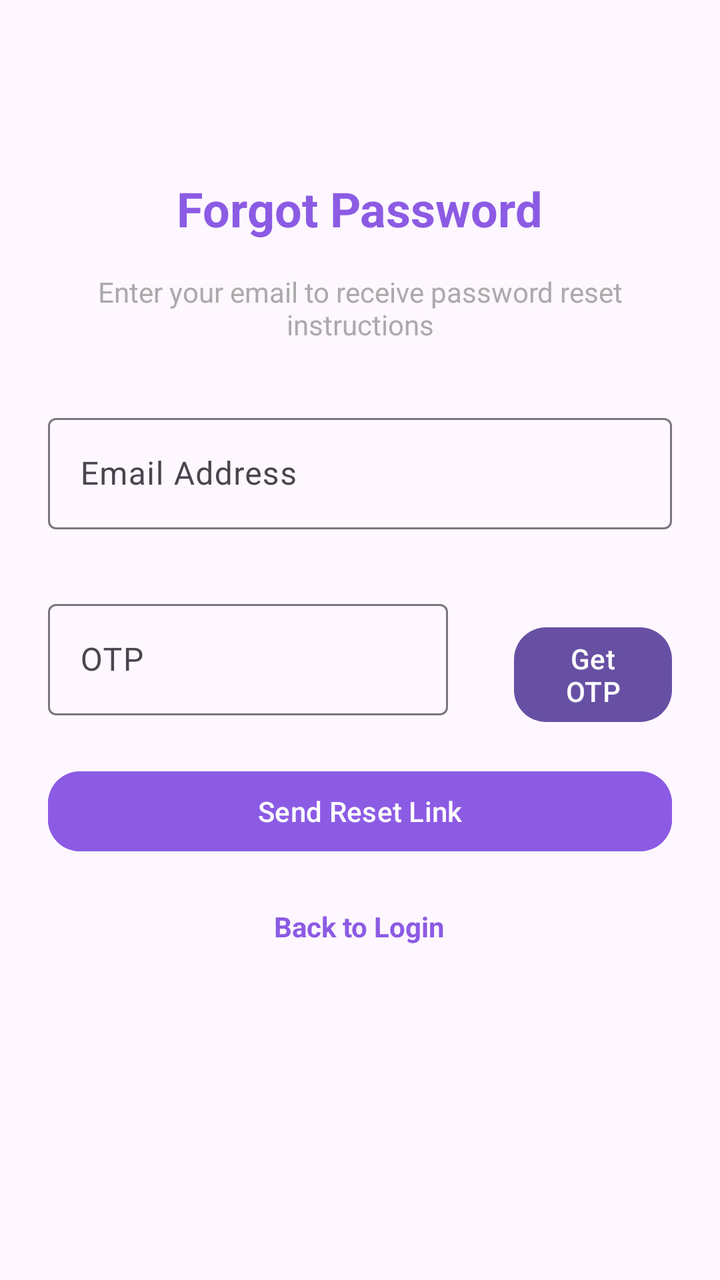
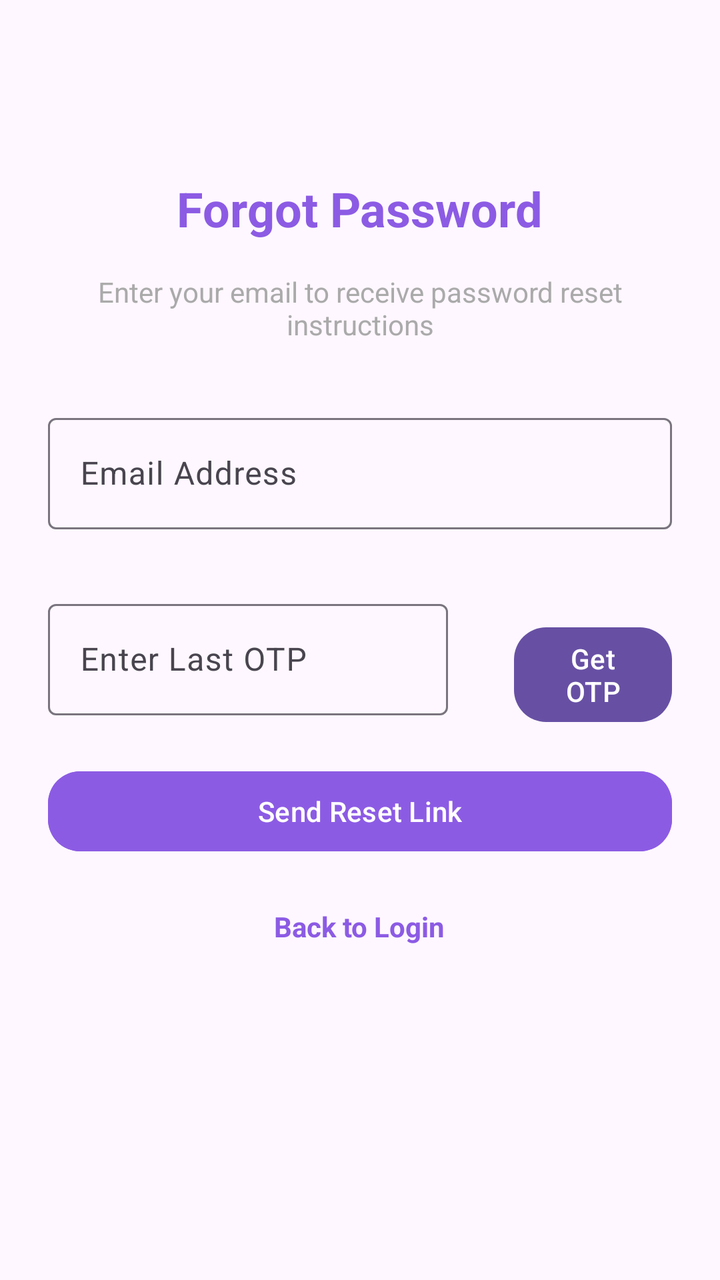

Compare the two renders of this Android layout. The source of the first and the diff that turns it into the second are given below.
<!-- AndroidManifest.xml: application theme Theme.SpringToDo -->
<!-- res/layout/activity_forgot_password.xml -->
<?xml version="1.0" encoding="utf-8"?>
<RelativeLayout
    xmlns:android="http://schemas.android.com/apk/res/android"
    xmlns:app="http://schemas.android.com/apk/res-auto"
    xmlns:tools="http://schemas.android.com/tools"
    android:id="@+id/main"
    android:layout_width="match_parent"
    android:layout_height="match_parent"
    android:padding="24dp"
    tools:context=".ForgotPasswordActivity">

    
    <TextView
        android:id="@+id/tvTitle"
        android:layout_width="wrap_content"
        android:layout_height="wrap_content"
        android:text="Forgot Password"
        android:textSize="24sp"
        android:textStyle="bold"
        android:textColor="#8C5BE4"
        android:layout_centerHorizontal="true"
        android:layout_marginTop="64dp" />

    
    <TextView
        android:id="@+id/tvSubtitle"
        android:layout_width="match_parent"
        android:layout_height="wrap_content"
        android:text="Enter your email to receive password reset instructions"
        android:textColor="@android:color/darker_gray"
        android:textSize="14sp"
        android:gravity="center"
        android:layout_below="@id/tvTitle"
        android:layout_marginTop="16dp" />

    
    <com.google.android.material.textfield.TextInputLayout
        android:id="@+id/emailInputLayout"
        android:layout_width="match_parent"
        android:layout_height="wrap_content"
        android:hint="Email Address"
        android:layout_below="@id/tvSubtitle"
        android:layout_marginTop="32dp">

        <com.google.android.material.textfield.TextInputEditText
            android:id="@+id/edtEmail"
            android:layout_width="match_parent"
            android:layout_height="wrap_content"
            android:inputType="textEmailAddress" />
    </com.google.android.material.textfield.TextInputLayout>


    <com.google.android.material.textfield.TextInputLayout
        android:id="@+id/otpInputLayout"
        android:layout_width="wrap_content"
        android:layout_height="wrap_content"
        android:hint="OTP"
        android:layout_below="@id/emailInputLayout"
        android:layout_marginTop="32dp">

        <com.google.android.material.textfield.TextInputEditText
            android:id="@+id/edtOtp"
            android:layout_width="200dp"
            android:layout_height="wrap_content"
            android:inputType="number" />
    </com.google.android.material.textfield.TextInputLayout>

    
    <com.google.android.material.button.MaterialButton
        android:layout_width="wrap_content"
        android:layout_height="wrap_content"
        android:layout_below="@+id/emailInputLayout"
        android:layout_marginLeft="33dp"
        android:layout_marginTop="45dp"
        android:id="@+id/otpButton"
        android:text="Get OTP"
        android:layout_toRightOf="@+id/otpInputLayout"
        app:cornerRadius="16dp"/>

    <com.google.android.material.button.MaterialButton
        android:id="@+id/btnSendReset"
        android:layout_width="match_parent"
        android:layout_height="wrap_content"
        android:text="Send Reset Link"
        android:textColor="@android:color/white"
        android:backgroundTint="#8C5BE4"
        app:cornerRadius="16dp"
        android:layout_below="@id/otpInputLayout"
        android:layout_marginTop="24dp" />

    
    <TextView
        android:id="@+id/tvBackToLogin"
        android:layout_width="wrap_content"
        android:layout_height="wrap_content"
        android:text="Back to Login"
        android:textSize="14sp"
        android:textStyle="bold"
        android:textColor="#8C5BE4"
        android:clickable="true"
        android:focusable="true"
        android:layout_below="@id/btnSendReset"
        android:layout_centerHorizontal="true"
        android:layout_marginTop="24dp" />

</RelativeLayout>
<!-- resources referenced by this layout -->
<resources>
  <style name="Theme.SpringToDo" parent="Base.Theme.SpringToDo" />
  <style name="Base.Theme.SpringToDo" parent="Theme.Material3.DayNight.NoActionBar">
          
          
      </style>
</resources>

<!-- the commit's change to res/layout/activity_forgot_password.xml (unified diff, before → after) -->
@@ -54,7 +54,7 @@
         android:id="@+id/otpInputLayout"
         android:layout_width="wrap_content"
         android:layout_height="wrap_content"
-        android:hint="OTP"
+        android:hint="Enter Last OTP"
         android:layout_below="@id/emailInputLayout"
         android:layout_marginTop="32dp">
 
